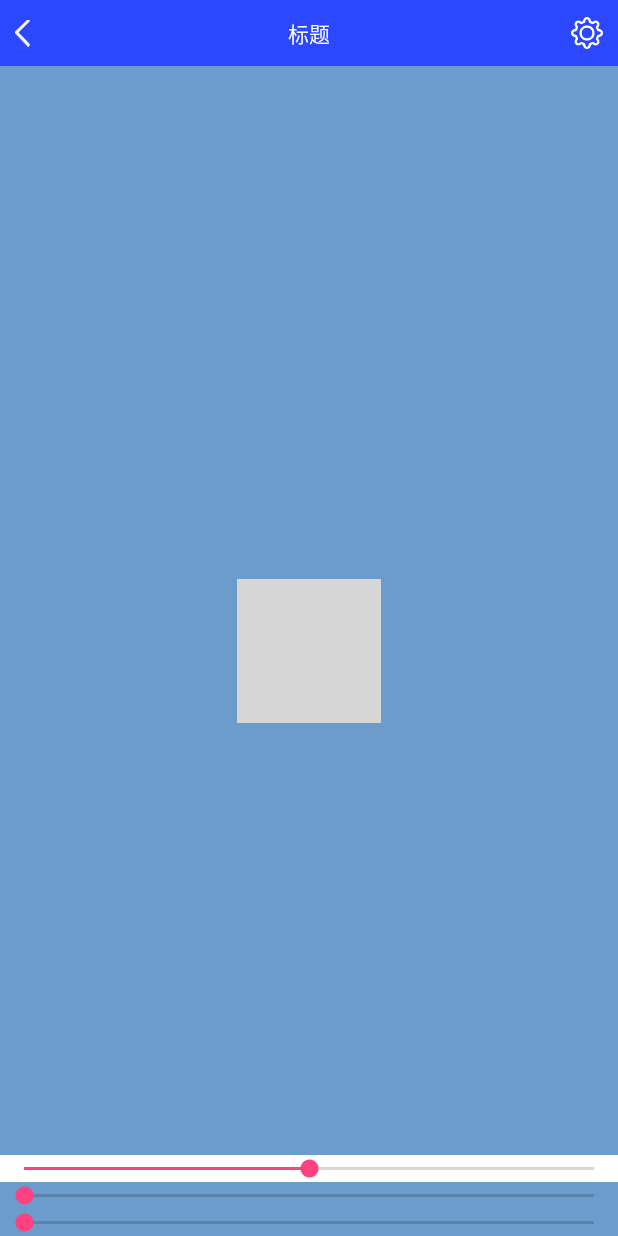
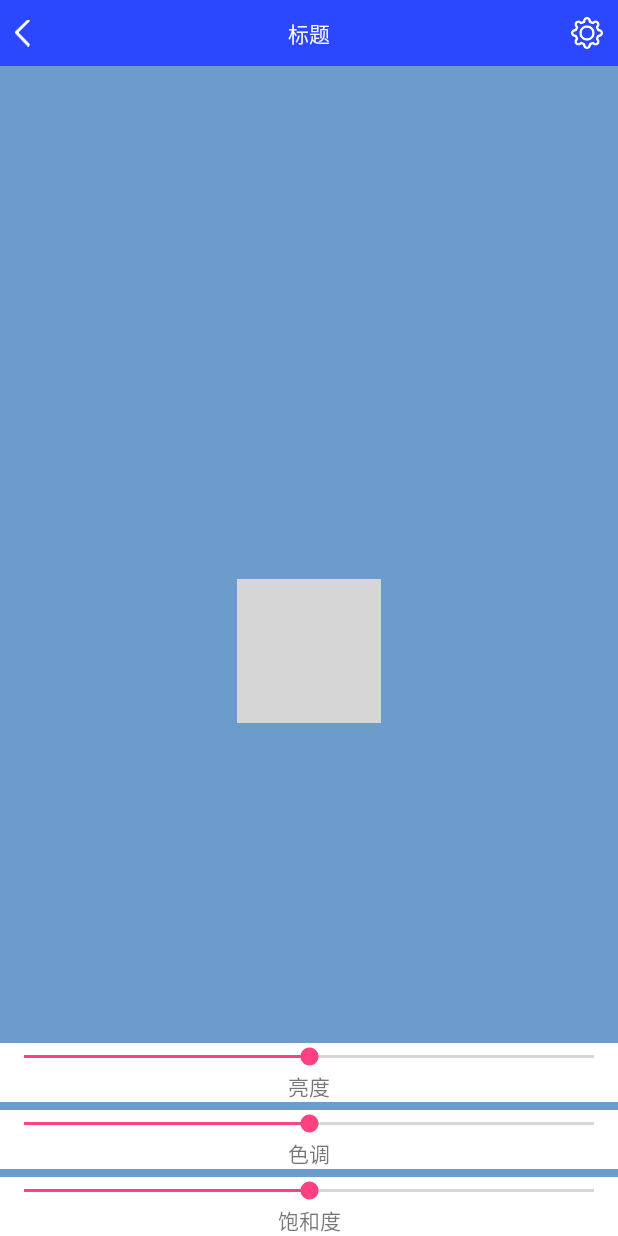
Before and after one commit to seahorseBra/CustemView, an Android app: the ImageHandleActivity screen opened directly, with no data from a screen before it, on a phone screen of 412 x 824 dp. Run offline under Robolectric (Android 15) with nearby library versions, the phone set to English and light mode, and no system bars; our stand-ins replace ButterKnife; grey boxes are pictures that could not be loaded.

Commit message:
Merge remote-tracking branch 'origin/Custem1.0' into Custem1.0
# Conflicts:
#	app/src/main/AndroidManifest.xml
#	app/src/main/java/com/example/administrator/custemview/MainActivity.java
#	app/src/main/java/view/ShadowImageView.java
#	app/src/main/res/layout/activity_animation.xml
#	app/src/main/res/layout/activity_main.xml

```diff
--- a/app/src/main/java/com/example/administrator/custemview/ImageHandleActivity.java
+++ b/app/src/main/java/com/example/administrator/custemview/ImageHandleActivity.java
@@ -1,19 +1,86 @@
 package com.example.administrator.custemview;
 
+import android.graphics.Bitmap;
+import android.graphics.BitmapFactory;
+import android.graphics.Canvas;
+import android.graphics.ColorMatrix;
+import android.graphics.ColorMatrixColorFilter;
+import android.graphics.Paint;
 import android.os.Bundle;
+import android.widget.ImageView;
+import android.widget.SeekBar;
+
+import butterknife.Bind;
+import butterknife.ButterKnife;
 
 /**
  * Created by zchao on 2016/3/30.
  */
-public class ImageHandleActivity extends BaseActivity {
+public class ImageHandleActivity extends BaseActivity implements SeekBar.OnSeekBarChangeListener {
 
+    private static final int  MID_VALUE = 50;
+    @Bind(R.id.img)
+    ImageView mImage;
+    @Bind(R.id.light)
+    SeekBar mLightSeek;
+    @Bind(R.id.tinge)
+    SeekBar mTingeSeek;
+    @Bind(R.id.saturation)
+    SeekBar mSaturationSeek;
+
+    private float lighten = 0;
+    private Bitmap bitmap;
 
     @Override
     protected void onCreate(Bundle savedInstanceState) {
         super.onCreate(savedInstanceState);
         setContentView(R.layout.image_handle_activity);
+        ButterKnife.bind(this);
+        mLightSeek.setOnSeekBarChangeListener(this);
+        mSaturationSeek.setOnSeekBarChangeListener(this);
+        mTingeSeek.setOnSeekBarChangeListener(this);
+
+        bitmap = BitmapFactory.decodeResource(getResources(), R.drawable.index);
+    }
+
+
+    @Override
+    public void onProgressChanged(SeekBar seekBar, int progress, boolean fromUser) {
+        switch (seekBar.getId()) {
+            case R.id.light:
+                lighten = (progress - MID_VALUE) * 1.0f/MID_VALUE*180;
+                break;
+            case R.id.tinge:
+
+                break;
+            case R.id.saturation:
+
+                break;
+
+        }
+        mImage.setImageBitmap(handleBitmap(bitmap, lighten, 0,0));
+    }
+
+    @Override
+    public void onStartTrackingTouch(SeekBar seekBar) {
 
     }
 
+    @Override
+    public void onStopTrackingTouch(SeekBar seekBar) {
 
+    }
+
+    public static Bitmap handleBitmap(Bitmap bmp, float light, float staturation, float tinge){
+        Bitmap bitmap = Bitmap.createBitmap(bmp.getWidth(), bmp.getHeight(), Bitmap.Config.ARGB_8888);
+        Canvas canvas = new Canvas(bitmap);
+
+        Paint paint = new Paint();
+        ColorMatrix matrix = new ColorMatrix();
+        matrix.setScale(light,light,light,1);
+        paint.setColorFilter(new ColorMatrixColorFilter(matrix));
+        canvas.drawBitmap(bmp, 0,0, paint);
+
+        return bitmap;
+    }
 }
--- a/app/src/main/res/layout/image_handle_activity.xml
+++ b/app/src/main/res/layout/image_handle_activity.xml
@@ -2,32 +2,65 @@
 <FrameLayout xmlns:android="http://schemas.android.com/apk/res/android"
     xmlns:app="http://schemas.android.com/apk/res-auto"
     android:layout_width="match_parent"
+    android:layout_height="match_parent"
     android:background="#6B9CCC"
-    android:layout_height="match_parent"
     android:orientation="vertical">
 
     <ImageView
         android:id="@+id/img"
-        android:src="@drawable/index"
+        android:layout_width="wrap_content"
+        android:layout_height="wrap_content"
         android:layout_gravity="center"
-        android:layout_width="wrap_content"
-        android:layout_height="wrap_content" />
+        android:src="@drawable/index" />
 
     <LinearLayout
-        android:orientation="vertical"
+        android:layout_width="match_parent"
+        android:layout_height="wrap_content"
         android:layout_gravity="bottom"
-        android:layout_width="match_parent"
-        android:layout_height="wrap_content">
+        android:orientation="vertical">
+
         <SeekBar
+            android:id="@+id/light"
+            android:layout_width="match_parent"
+            android:layout_height="wrap_content"
             android:background="#fff"
-            android:progress="50"
+            android:progress="50" />
+
+        <TextView
             android:layout_width="match_parent"
-            android:layout_height="wrap_content" />
+            android:layout_height="wrap_content"
+            android:layout_marginBottom="5dp"
+            android:background="#fff"
+            android:gravity="center"
+            android:text="亮度" />
+
         <SeekBar
+            android:id="@+id/tinge"
             android:layout_width="match_parent"
-            android:layout_height="wrap_content" />
+            android:layout_height="wrap_content"
+            android:background="#fff"
+            android:progress="50" />
+
+        <TextView
+            android:layout_width="match_parent"
+            android:layout_height="wrap_content"
+            android:layout_marginBottom="5dp"
+            android:background="#fff"
+            android:gravity="center"
+            android:text="色调" />
+
         <SeekBar
+            android:id="@+id/saturation"
             android:layout_width="match_parent"
-            android:layout_height="wrap_content" />
+            android:layout_height="wrap_content"
+            android:background="#fff"
+            android:progress="50" />
+
+        <TextView
+            android:layout_width="match_parent"
+            android:layout_height="wrap_content"
+            android:gravity="center"
+            android:background="#fff"
+            android:text="饱和度" />
     </LinearLayout>
 </FrameLayout>
```
